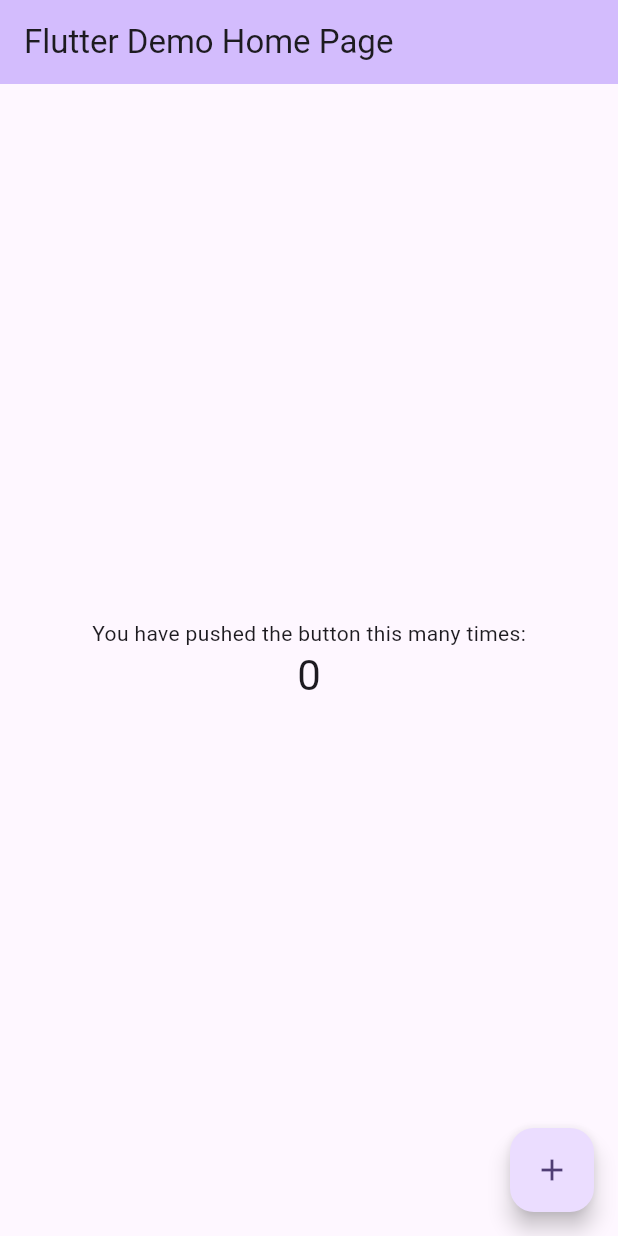
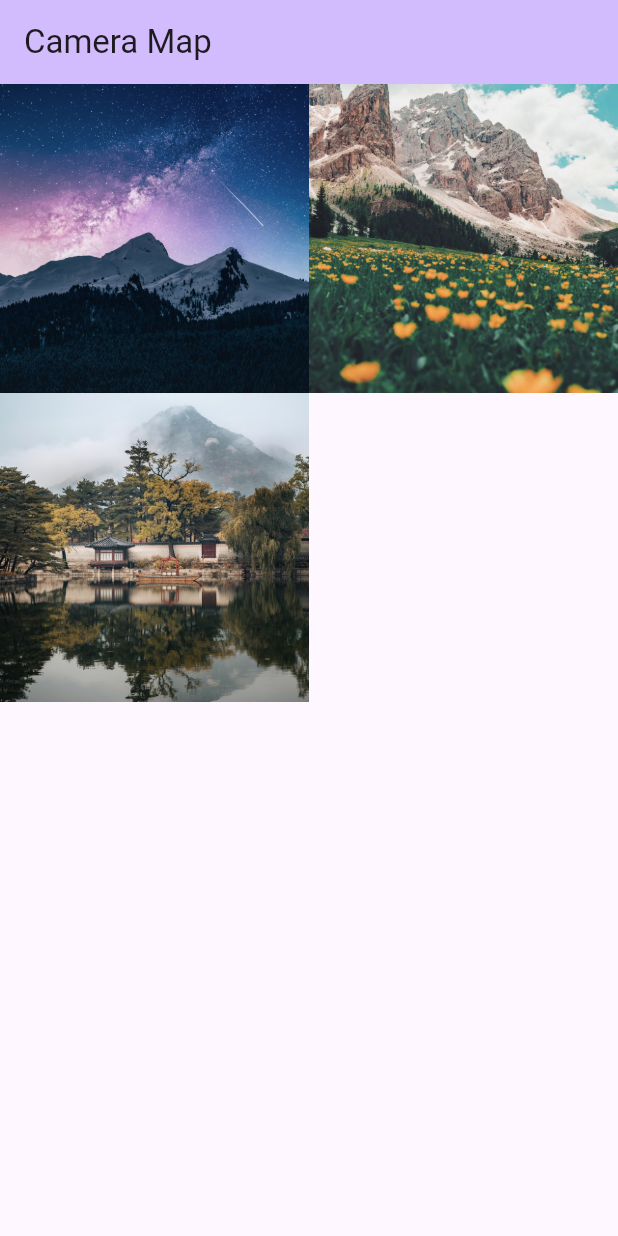
Before and after one commit to haagmin5382/camera_map, a Flutter app: the screen it shows after launch, on a phone screen of 412 x 824 dp. Run offline on Flutter 3.47's test engine with Material 2 defaults, Android fonts, the light colour scheme and no system bars.

Commit message:
💄 style : add home screen layout

```diff
--- a/camera_map/lib/main.dart
+++ b/camera_map/lib/main.dart
@@ -1,3 +1,5 @@
+import 'package:camera_map/screens/gallery._screen.dart';
+import 'package:camera_map/screens/home_screen.dart';
 import 'package:flutter/material.dart';
 
 void main() {
@@ -11,115 +13,12 @@ class MyApp extends StatelessWidget {
   @override
   Widget build(BuildContext context) {
     return MaterialApp(
-      title: 'Flutter Demo',
+      title: 'Camera Map',
       theme: ThemeData(
-        // This is the theme of your application.
-        //
-        // TRY THIS: Try running your application with "flutter run". You'll see
-        // the application has a blue toolbar. Then, without quitting the app,
-        // try changing the seedColor in the colorScheme below to Colors.green
-        // and then invoke "hot reload" (save your changes or press the "hot
-        // reload" button in a Flutter-supported IDE, or press "r" if you used
-        // the command line to start the app).
-        //
-        // Notice that the counter didn't reset back to zero; the application
-        // state is not lost during the reload. To reset the state, use hot
-        // restart instead.
-        //
-        // This works for code too, not just values: Most code changes can be
-        // tested with just a hot reload.
         colorScheme: ColorScheme.fromSeed(seedColor: Colors.deepPurple),
         useMaterial3: true,
       ),
-      home: const MyHomePage(title: 'Flutter Demo Home Page'),
+      home: GalleryScreen(),
     );
   }
 }
-
-class MyHomePage extends StatefulWidget {
-  const MyHomePage({super.key, required this.title});
-
-  // This widget is the home page of your application. It is stateful, meaning
-  // that it has a State object (defined below) that contains fields that affect
-  // how it looks.
-
-  // This class is the configuration for the state. It holds the values (in this
-  // case the title) provided by the parent (in this case the App widget) and
-  // used by the build method of the State. Fields in a Widget subclass are
-  // always marked "final".
-
-  final String title;
-
-  @override
-  State<MyHomePage> createState() => _MyHomePageState();
-}
-
-class _MyHomePageState extends State<MyHomePage> {
-  int _counter = 0;
-
-  void _incrementCounter() {
-    setState(() {
-      // This call to setState tells the Flutter framework that something has
-      // changed in this State, which causes it to rerun the build method below
-      // so that the display can reflect the updated values. If we changed
-      // _counter without calling setState(), then the build method would not be
-      // called again, and so nothing would appear to happen.
-      _counter++;
-    });
-  }
-
-  @override
-  Widget build(BuildContext context) {
-    // This method is rerun every time setState is called, for instance as done
-    // by the _incrementCounter method above.
-    //
-    // The Flutter framework has been optimized to make rerunning build methods
-    // fast, so that you can just rebuild anything that needs updating rather
-    // than having to individually change instances of widgets.
-    return Scaffold(
-      appBar: AppBar(
-        // TRY THIS: Try changing the color here to a specific color (to
-        // Colors.amber, perhaps?) and trigger a hot reload to see the AppBar
-        // change color while the other colors stay the same.
-        backgroundColor: Theme.of(context).colorScheme.inversePrimary,
-        // Here we take the value from the MyHomePage object that was created by
-        // the App.build method, and use it to set our appbar title.
-        title: Text(widget.title),
-      ),
-      body: Center(
-        // Center is a layout widget. It takes a single child and positions it
-        // in the middle of the parent.
-        child: Column(
-          // Column is also a layout widget. It takes a list of children and
-          // arranges them vertically. By default, it sizes itself to fit its
-          // children horizontally, and tries to be as tall as its parent.
-          //
-          // Column has various properties to control how it sizes itself and
-          // how it positions its children. Here we use mainAxisAlignment to
-          // center the children vertically; the main axis here is the vertical
-          // axis because Columns are vertical (the cross axis would be
-          // horizontal).
-          //
-          // TRY THIS: Invoke "debug painting" (choose the "Toggle Debug Paint"
-          // action in the IDE, or press "p" in the console), to see the
-          // wireframe for each widget.
-          mainAxisAlignment: MainAxisAlignment.center,
-          children: <Widget>[
-            const Text(
-              'You have pushed the button this many times:',
-            ),
-            Text(
-              '$_counter',
-              style: Theme.of(context).textTheme.headlineMedium,
-            ),
-          ],
-        ),
-      ),
-      floatingActionButton: FloatingActionButton(
-        onPressed: _incrementCounter,
-        tooltip: 'Increment',
-        child: const Icon(Icons.add),
-      ), // This trailing comma makes auto-formatting nicer for build methods.
-    );
-  }
-}
--- /dev/null
+++ b/camera_map/lib/screens/gallery._screen.dart
@@ -0,0 +1,65 @@
+import 'package:flutter/material.dart';
+import 'package:flutter/widgets.dart';
+
+class GalleryScreen extends StatelessWidget {
+  final List<String> images = [
+    "assets/sky.jpg",
+    "assets/mountain.jpg",
+    "assets/palace.jpg",
+    // 다른 이미지 경로들을 추가하세요.
+  ];
+
+  @override
+  Widget build(BuildContext context) {
+    return Scaffold(
+      appBar: AppBar(
+        backgroundColor: Theme.of(context).colorScheme.inversePrimary,
+        title: Text('Camera Map'),
+      ),
+      body: GridView.builder(
+        gridDelegate: SliverGridDelegateWithFixedCrossAxisCount(
+          crossAxisCount: 2, // 열의 수
+        ),
+        itemCount: images.length,
+        itemBuilder: (context, index) {
+          return GestureDetector(
+            onTap: () {
+              // 이미지를 확대하여 표시하는 화면으로 이동
+              Navigator.push(
+                context,
+                MaterialPageRoute(
+                  builder: (context) => ImageDetailScreen(images[index]),
+                ),
+              );
+            },
+            child: Image.asset(
+              images[index],
+              fit: BoxFit.cover,
+            ),
+          );
+        },
+      ),
+    );
+  }
+}
+
+class ImageDetailScreen extends StatelessWidget {
+  final String imagePath;
+
+  ImageDetailScreen(this.imagePath);
+
+  @override
+  Widget build(BuildContext context) {
+    return Scaffold(
+      appBar: AppBar(
+        title: Text("Image Detail"),
+      ),
+      body: Center(
+        child: Image.asset(
+          imagePath,
+          fit: BoxFit.contain, // 이미지를 화면에 맞게 확대
+        ),
+      ),
+    );
+  }
+}
```
Also changed, not shown: camera_map/lib/screens/home_screen.dart (added, +48 -0 lines), camera_map/pubspec.yaml (+4 -5 lines), camera_map/assets/mountain.jpg (added), camera_map/assets/palace.jpg (added), camera_map/assets/sky.jpg (added).
